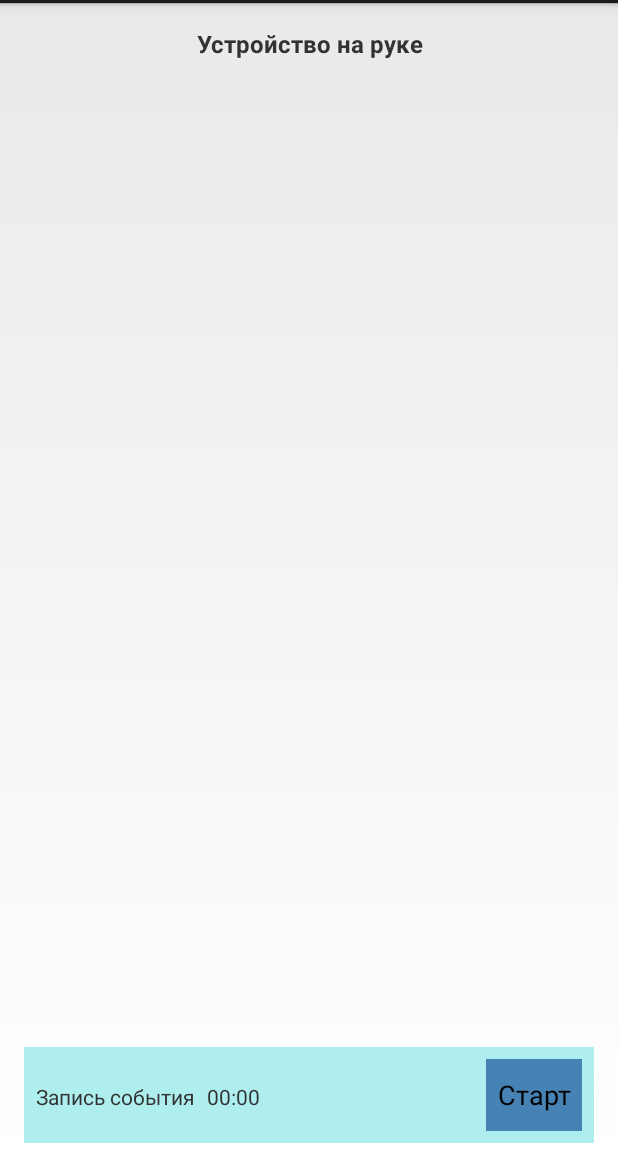
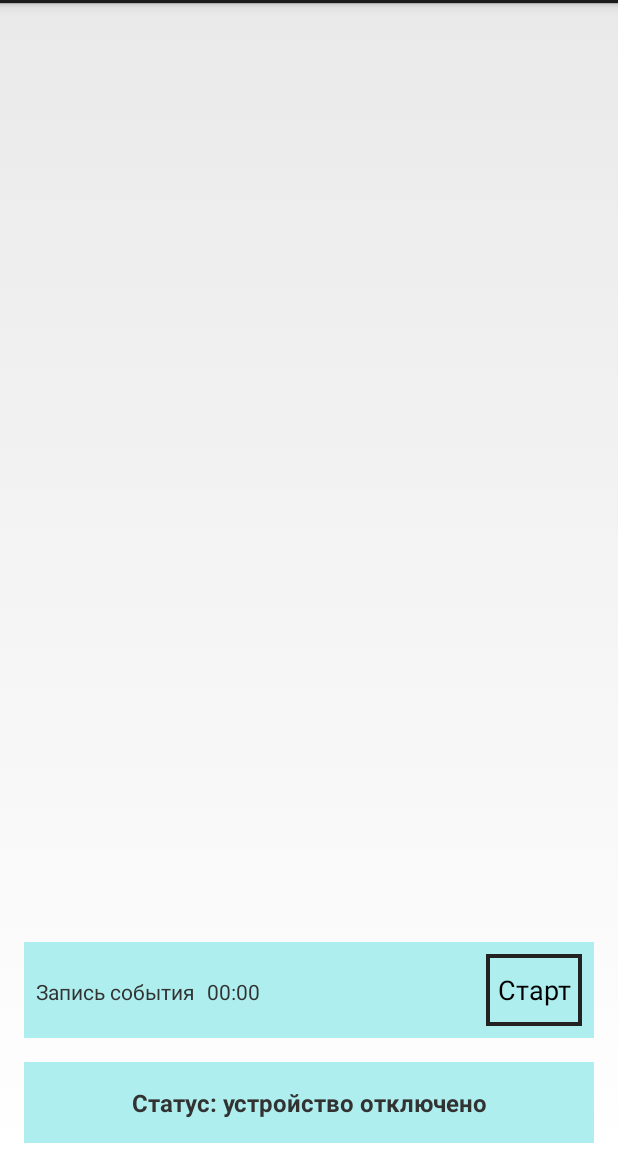
Before and after one commit to Svyatozar/EmoTracker, an Android app: the fragment FragmentEvents shown on its own in the app's theme, on a phone screen of 412 x 824 dp, the part 69-1236 px from its top. Run offline under Robolectric (Android 15) with nearby library versions, the phone set to English and light mode, and no system bars; our stand-ins replace Volley.

Commit message:
поправил отображение пола на экране регистрации, изменил оповещение об успешной регистрации, перенес статус устройства вниз.

```diff
--- a/app/build.gradle
+++ b/app/build.gradle
@@ -24,4 +24,5 @@
     compile fileTree(dir: 'libs', include: ['*.jar'])
     compile 'com.android.support:support-v4:20.0.0'
     compile 'com.mcxiaoke.volley:library:1.0.6'
+    compile 'com.jjoe64:graphview:3.1.3'
 }
--- a/app/src/main/java/ru/hyperboloid/emotracker/MainActivity.java
+++ b/app/src/main/java/ru/hyperboloid/emotracker/MainActivity.java
@@ -273,7 +273,7 @@
 
             if (null != getInformationRepeater)
             {
-                getInformationRepeater.sendEmptyMessageDelayed(0, 10000);
+                getInformationRepeater.sendEmptyMessageDelayed(0, 5000);
             }
 
             return true;
--- a/app/src/main/java/ru/hyperboloid/emotracker/fragments/FragmentEvents.java
+++ b/app/src/main/java/ru/hyperboloid/emotracker/fragments/FragmentEvents.java
@@ -6,7 +6,9 @@
 import android.view.LayoutInflater;
 import android.view.View;
 import android.view.ViewGroup;
+import android.widget.Button;
 import android.widget.ListView;
+import android.widget.TextView;
 
 import ru.hyperboloid.emotracker.ApplicationWrapper;
 import ru.hyperboloid.emotracker.R;
@@ -20,6 +22,9 @@
     private ListView eventsList;
     private EventsAdapter eventsAdapter;
 
+    private Button startButton;
+    private TextView timeCounter;
+
     @Override
     public View onCreateView(LayoutInflater inflater, ViewGroup container, Bundle savedInstanceState)
     {
@@ -32,6 +37,9 @@
 
         eventsList.setAdapter(eventsAdapter);
 
+        startButton = (Button)rootView.findViewById(R.id.startButton);
+        timeCounter = (TextView)rootView.findViewById(R.id.timeCounter);
+
         return rootView;
     }
 
--- /dev/null
+++ b/app/src/main/res/drawable/button_default_background.xml
@@ -0,0 +1,12 @@
+<?xml version="1.0" encoding="utf-8"?>
+<shape xmlns:android="http://schemas.android.com/apk/res/android"
+       android:shape="rectangle" >
+
+    <solid
+        android:color="#AFEEEE">
+    </solid>
+
+    <stroke
+        android:width="2.5dp"
+        android:color="#222222" />
+</shape>
--- /dev/null
+++ b/app/src/main/res/drawable/button_pressed_background.xml
@@ -0,0 +1,12 @@
+<?xml version="1.0" encoding="utf-8"?>
+<shape xmlns:android="http://schemas.android.com/apk/res/android"
+       android:shape="rectangle" >
+
+    <solid
+        android:color="#4682B4">
+    </solid>
+
+    <stroke
+        android:width="2.5dp"
+        android:color="#222222" />
+</shape>
--- /dev/null
+++ b/app/src/main/res/drawable/button_selector.xml
@@ -0,0 +1,9 @@
+<?xml version="1.0" encoding="utf-8"?>
+
+<selector xmlns:android="http://schemas.android.com/apk/res/android">
+    <item android:state_pressed="true"
+          android:drawable="@drawable/button_pressed_background"/> <!-- pressed -->
+    <item android:state_focused="true"
+          android:drawable="@drawable/button_pressed_background"/> <!-- focused -->
+    <item android:drawable="@drawable/button_default_background"/> <!-- default -->
+</selector>
--- a/app/src/main/res/layout/fragment_events.xml
+++ b/app/src/main/res/layout/fragment_events.xml
@@ -5,15 +5,6 @@
               android:layout_width="match_parent"
               android:layout_height="match_parent"
                 android:padding="@dimen/activity_horizontal_margin">
-
-    <TextView
-        android:layout_width="match_parent"
-        android:layout_height="wrap_content"
-        android:text="@string/device_is_ok"
-        android:textSize="16sp"
-        android:textStyle="bold"
-        android:paddingBottom="@dimen/activity_half_margin"
-        android:gravity="center"/>
 
     <ListView
         android:id="@+id/eventsListView"
@@ -40,6 +31,7 @@
             android:text="@string/record"/>
 
         <TextView
+            android:id="@+id/timeCounter"
             android:layout_width="wrap_content"
             android:layout_height="wrap_content"
             android:paddingLeft="@dimen/activity_half_margin"
@@ -47,12 +39,24 @@
             android:layout_weight="1"/>
 
         <Button
+            android:id="@+id/startButton"
             android:layout_width="wrap_content"
             android:layout_height="wrap_content"
             android:layout_marginRight="@dimen/activity_half_margin"
             android:text="@string/start"
-            android:background="#4682B4"/>
+            android:background="@drawable/button_selector"/>
 
     </LinearLayout>
 
+    <TextView
+        android:layout_width="match_parent"
+        android:layout_height="wrap_content"
+        android:text="@string/device_is_bad"
+        android:textSize="16sp"
+        android:textStyle="bold"
+        android:background="#AFEEEE"
+        android:layout_marginTop="@dimen/activity_horizontal_margin"
+        android:padding="@dimen/activity_horizontal_margin"
+        android:gravity="center"/>
+
 </LinearLayout>
```
Also changed, not shown: app/src/main/java/ru/hyperboloid/emotracker/activity/RegisterActivity.java (+46 -8 lines), app/src/main/java/ru/hyperboloid/emotracker/fragments/FragmentIndicators.java (+77 -1 lines), app/src/main/res/layout/activity_register.xml (+10 -5 lines), app/src/main/res/layout/fragment_indicators.xml (+32 -0 lines), app/src/main/res/values/strings.xml (+11 -1 lines), app/src/main/res/xml/line_point_formatter_with_plf1.xml (added, +7 -0 lines), app/src/main/res/xml/line_point_formatter_with_plf2.xml (added, +7 -0 lines), 1 other file.
